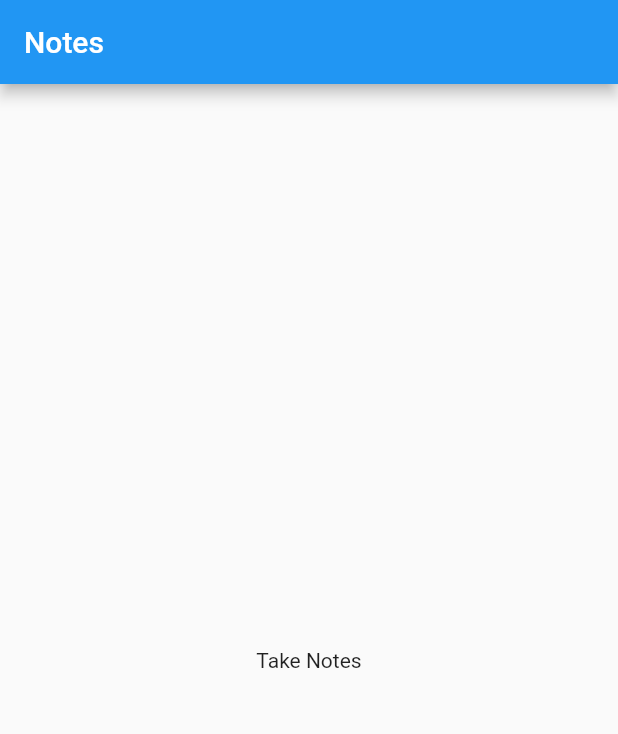
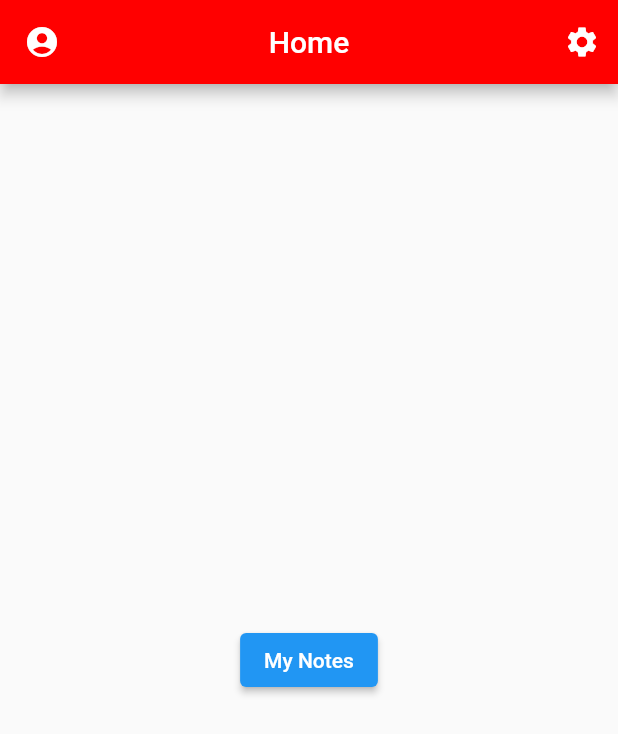
Before and after one commit to Mazz33/noted, a Flutter app: the screen it shows after launch, on a phone screen of 412 x 824 dp. Shown: the top 734 px of the screen. Run offline on Flutter 3.47's test engine with Material 2 defaults, Android fonts, the phone set to English and light mode, and no system bars.

Commit message:
Created multiple screns

```diff
--- a/lib/main.dart
+++ b/lib/main.dart
@@ -1,24 +1,132 @@
 import 'package:flutter/material.dart';
 
 void main() {
-  runApp(const MyApp());
+  runApp(const Noted());
 }
 
-class MyApp extends StatelessWidget {
-  const MyApp({super.key});
+class Noted extends StatelessWidget {
+  const Noted({super.key});
 
   @override
   Widget build(BuildContext context) {
     return MaterialApp(
-      title: 'Noted',
-      home: Scaffold(
-        appBar: AppBar(
-          title: const Text('Notes'),
+      title: "Noted",
+      initialRoute: "/",
+      routes: {
+        "/": (context) => const MainMenu(),
+        "/Notes": (context) => const NotesPage(),
+        "/Journal": (context) => const JournalPage(),
+        "/Settings": (context) => const SettingsPage(),
+      }
+    );
+  }
+}
+
+class RoutesManager {
+
+  void goBack(BuildContext context) {
+    Navigator.pop(context);
+  }
+
+  void loadPage(BuildContext context, String pageName) {
+    Navigator.pushNamed(context, pageName);
+  }
+}
+
+RoutesManager router = RoutesManager();
+
+class MainMenu extends StatelessWidget {
+  const MainMenu({Key? key}) : super(key: key);
+
+  @override
+  Widget build(BuildContext context) {
+    return Scaffold(
+      appBar: AppBar(
+        title: const Text("Home"),
+        leading: Builder(
+          builder: (BuildContext context) {
+            return IconButton(
+              icon: const Icon(Icons.account_circle),
+              onPressed: () {
+                router.loadPage(context, "/");
+              },
+              tooltip: "Back To Main Menu",
+            );
+          }
         ),
-        body: const Center(
-          child: Text('Take Notes'),
-        ),
+        backgroundColor: const Color.fromRGBO(0xFF, 0, 0, 1),
+        actions: <Widget>[
+          IconButton(
+            icon: const Icon(Icons.settings),
+            tooltip: "Open Settings",
+            onPressed: () {},
+          )
+        ],
+        centerTitle: true,
+      ),
+      body: Center(
+        child: ElevatedButton(
+          child: const Text("My Notes"),
+          onPressed: () {
+            router.loadPage(context, "/Notes");
+          }
+        )
       ),
     );
   }
 }
+
+class NotesPage extends StatefulWidget {
+  const NotesPage({Key? key}) : super(key: key);
+
+  @override
+  State<NotesPage> createState() => _NotesPageState();
+}
+
+class _NotesPageState extends State<NotesPage> {
+  @override
+  Widget build(BuildContext context) {
+    return Scaffold(
+        appBar: AppBar(
+          title: const Text("My Notes"),
+        ),
+        body: const Center(
+            child: Text("My Notes")
+        )
+    );
+  }
+}
+
+class JournalPage extends StatefulWidget {
+  const JournalPage({Key? key}) : super(key: key);
+
+  @override
+  State<JournalPage> createState() => _JournalPageState();
+}
+
+class _JournalPageState extends State<JournalPage> {
+  @override
+  Widget build(BuildContext context) {
+    return Scaffold(
+      appBar: AppBar(
+        title: const Text("My Journal"),
+      ),
+      body: const Center(
+        child: Text("My Journal")
+      )
+    );
+  }
+}
+
+class SettingsPage extends StatelessWidget {
+  const SettingsPage({Key? key}) : super(key: key);
+
+  @override
+  Widget build(BuildContext context) {
+    return Scaffold(
+      appBar: AppBar(
+        title: const Text("Settings"),
+      )
+    );
+  }
+}
```
